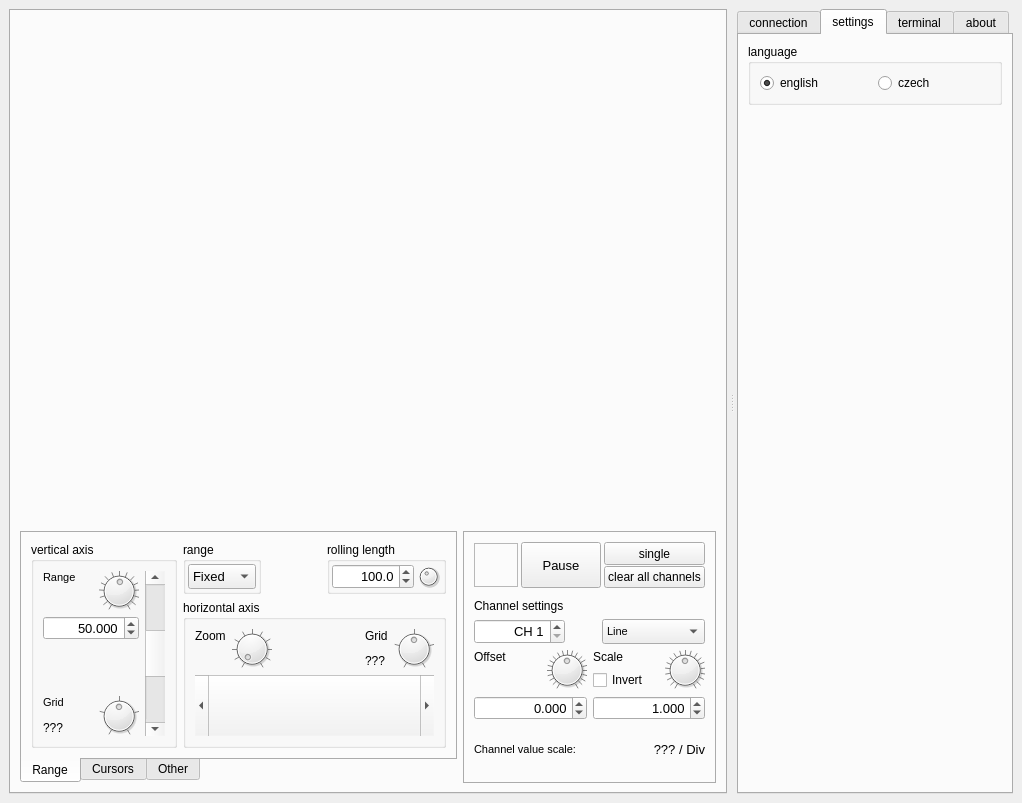
First picture: the form in mainwindow.ui, repository jirimaier/DataPlotter, before the edit.
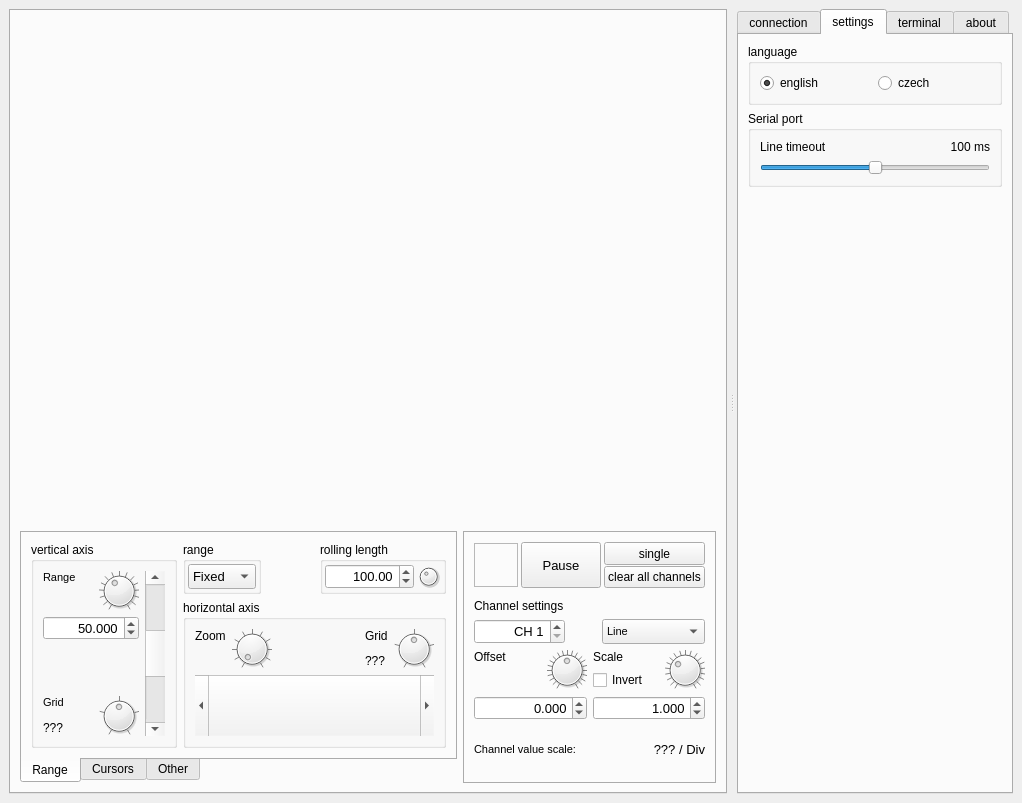
Second picture: the form after the edit. The open tabs and pages were chosen to show the change. Icons and pictures are not drawn. Custom widgets are drawn as their Qt base class.

```diff
--- a/mainwindow.ui
+++ b/mainwindow.ui
@@ -159,10 +159,10 @@
                            <bool>false</bool>
                           </property>
                           <property name="minimum">
-                           <number>0</number>
+                           <number>3</number>
                           </property>
                           <property name="maximum">
-                           <number>27</number>
+                           <number>30</number>
                           </property>
                           <property name="pageStep">
                            <number>1</number>
@@ -582,10 +582,10 @@
                            <set>Qt::AlignRight|Qt::AlignTrailing|Qt::AlignVCenter</set>
                           </property>
                           <property name="decimals">
-                           <number>1</number>
+                           <number>2</number>
                           </property>
                           <property name="minimum">
-                           <double>0.000000000000000</double>
+                           <double>0.010000000000000</double>
                           </property>
                           <property name="maximum">
                            <double>1000000.000000000000000</double>
@@ -622,10 +622,10 @@
                            </size>
                           </property>
                           <property name="minimum">
-                           <number>7</number>
+                           <number>6</number>
                           </property>
                           <property name="maximum">
-                           <number>27</number>
+                           <number>30</number>
                           </property>
                           <property name="pageStep">
                            <number>1</number>
@@ -1660,10 +1660,10 @@
                       <bool>false</bool>
                      </property>
                      <property name="minimum">
-                      <number>0</number>
+                      <number>3</number>
                      </property>
                      <property name="maximum">
-                      <number>18</number>
+                      <number>21</number>
                      </property>
                      <property name="pageStep">
                       <number>1</number>
@@ -2317,6 +2317,56 @@
            </layout>
           </widget>
          </item>
+         <item>
+          <widget class="QGroupBox" name="groupBox">
+           <property name="title">
+            <string>Serial port</string>
+           </property>
+           <layout class="QVBoxLayout" name="verticalLayout_17">
+            <item>
+             <layout class="QVBoxLayout" name="verticalLayout_16">
+              <item>
+               <layout class="QHBoxLayout" name="horizontalLayout_16">
+                <item>
+                 <widget class="QLabel" name="label_14">
+                  <property name="text">
+                   <string>Line timeout</string>
+                  </property>
+                 </widget>
+                </item>
+                <item>
+                 <widget class="QLabel" name="labelLineTimeout">
+                  <property name="text">
+                   <string notr="true">100 ms</string>
+                  </property>
+                  <property name="alignment">
+                   <set>Qt::AlignRight|Qt::AlignTrailing|Qt::AlignVCenter</set>
+                  </property>
+                 </widget>
+                </item>
+               </layout>
+              </item>
+              <item>
+               <widget class="QSlider" name="horizontalSliderLineTimeout">
+                <property name="minimum">
+                 <number>12</number>
+                </property>
+                <property name="maximum">
+                 <number>24</number>
+                </property>
+                <property name="value">
+                 <number>18</number>
+                </property>
+                <property name="orientation">
+                 <enum>Qt::Horizontal</enum>
+                </property>
+               </widget>
+              </item>
+             </layout>
+            </item>
+           </layout>
+          </widget>
+         </item>
          <item>
           <spacer name="verticalSpacer">
            <property name="orientation">
```
Left out of the diff: 2 changed lines with no effect on the pictures.
